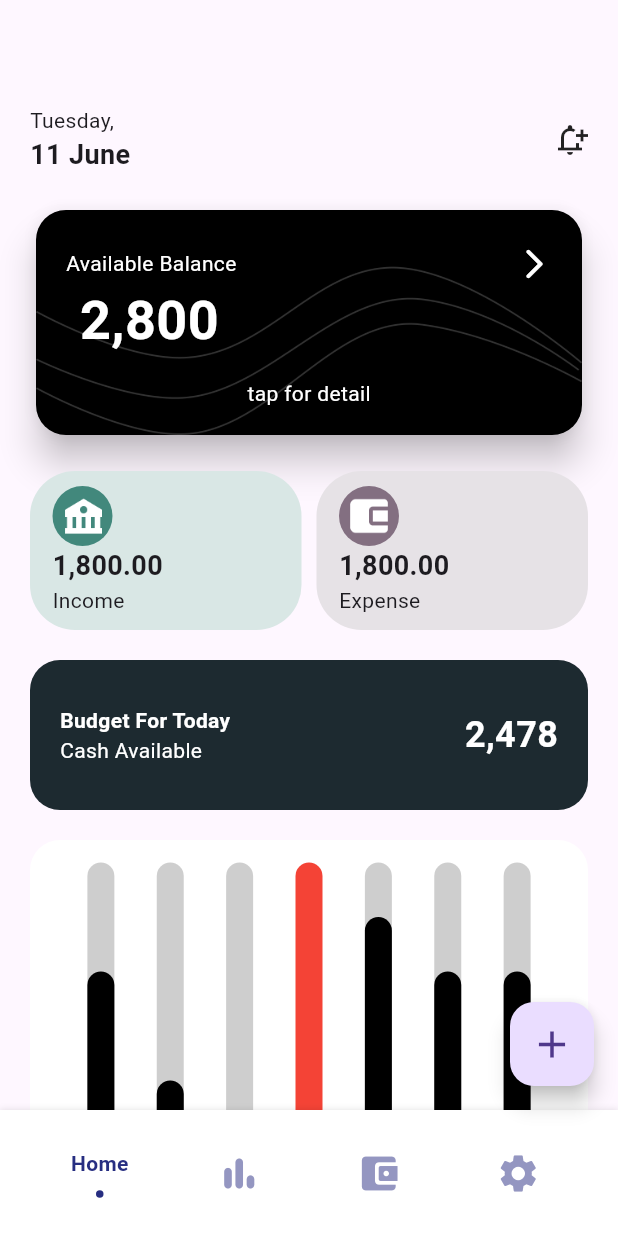
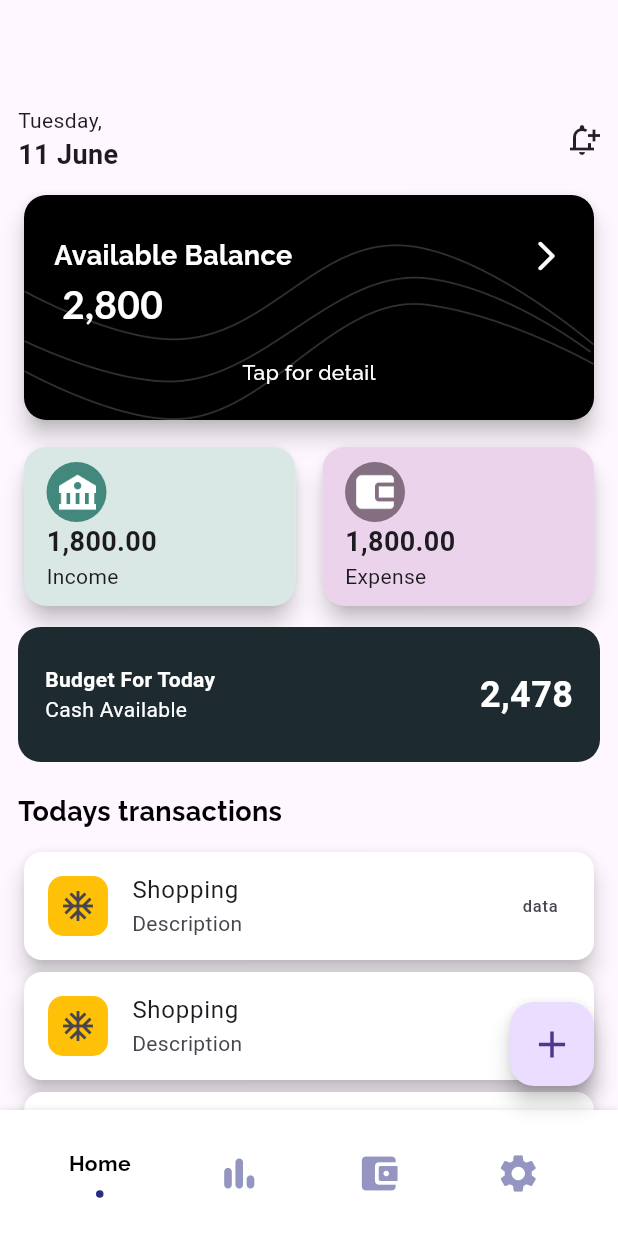
Before and after one commit to Kevinkiron/zoro, a Flutter app: the screen it shows after launch, on a phone screen of 412 x 824 dp. Run offline on Flutter 3.47's test engine with Material 3 defaults, Android fonts, the light colour scheme and no system bars; drawn by our look-alikes of fl_chart, flashy_tab_bar2, flip_card; our stand-ins replace bloc, easy_date_timeline, equatable, flutter_bloc, gap, google_fonts.

Commit message:
transact screen updated

```diff
--- /dev/null
+++ b/devtools_options.yaml
@@ -0,0 +1,3 @@
+description: This file stores settings for Dart & Flutter DevTools.
+documentation: https://docs.flutter.dev/tools/devtools/extensions#configure-extension-enablement-states
+extensions:
--- a/lib/screens/home/bloc/home_state.dart
+++ b/lib/screens/home/bloc/home_state.dart
@@ -3,8 +3,14 @@ part of 'home_bloc.dart';
 class HomeState extends Equatable {
   final int tabIndex;
   final List<StatelessWidget> pages;
+  final List<String> data;
   const HomeState({
     this.tabIndex = 0,
+    this.data = const <String>[
+      'title',
+      'sub',
+      'end',
+    ],
     this.pages = const <StatelessWidget>[
       HomeView(),
       Statistics(),
--- a/lib/screens/home/home.dart
+++ b/lib/screens/home/home.dart
@@ -1,5 +1,6 @@
 import 'package:expense_tracker/screens/home/bloc/home_bloc.dart';
-import 'package:expense_tracker/utils/bar_chart.dart';
+import 'package:expense_tracker/utils/app_font_styles.dart';
+import 'package:expense_tracker/utils/string_const.dart';
 import 'package:flip_card/flip_card.dart';
 import 'package:flutter/material.dart';
 import 'package:flutter_bloc/flutter_bloc.dart';
@@ -21,7 +22,7 @@ class Home extends StatelessWidget {
           bottomNavigationBar: const BottomNavBar(),
           //  backgroundColor: const Color(0xFFf6f6f6),
           body: state.pages[state.tabIndex],
-          floatingActionButton: FloatButton(),
+          floatingActionButton: const FloatButton(),
         );
       },
     );
@@ -40,10 +41,11 @@ class HomeView extends StatelessWidget {
     return SingleChildScrollView(
       child: Padding(
         padding: const EdgeInsets.symmetric(
-          horizontal: 20,
+          horizontal: 12,
           vertical: 10,
         ),
         child: Column(
+          crossAxisAlignment: CrossAxisAlignment.start,
           children: [
             const SizedBox(
               height: 60,
@@ -66,97 +68,88 @@ class HomeView extends StatelessWidget {
               ],
             ),
             const SizedBox(
-              height: 20,
+              height: 10,
             ),
             Card(
-              elevation: 10,
+              elevation: 6,
               color: Colors.transparent,
               shape: RoundedRectangleBorder(
-                  borderRadius: BorderRadius.circular(20)),
+                  borderRadius: BorderRadius.circular(15)),
               child: FlipCard(
                 direction: FlipDirection.HORIZONTAL,
-                speed: 600,
+                speed: 1000,
                 front: _frontSideTopCard(),
                 back: _backSideTopCard(),
               ),
             ),
             const SizedBox(
-              height: 20,
+              height: 10,
             ),
             Row(
               mainAxisAlignment: MainAxisAlignment.spaceBetween,
               children: [
                 Expanded(
-                  child: Container(
-                    padding: const EdgeInsets.symmetric(
-                        horizontal: 15, vertical: 10),
-                    decoration: BoxDecoration(
-                        color: const Color(0xFFd9e7e5),
-                        borderRadius: BorderRadius.circular(30)),
-                    child: Column(
-                      crossAxisAlignment: CrossAxisAlignment.start,
-                      children: [
-                        CircleAvatar(
-                          radius: 20,
-                          backgroundColor: const Color(0xFF42887c),
-                          child: Image.asset(
-                            AppImages.bankIcon,
-                            height: 80,
-                            width: 30,
-                          ),
-                        ),
-                        const Text(
-                          '1,800.00',
-                          style: TextStyle(
-                              fontSize: 18, fontWeight: FontWeight.bold),
-                        ),
-                        const Text("Income"),
-                      ],
-                    ),
-                  ),
+                  child: _incomeCard(),
                 ),
                 const Gap(10),
                 Expanded(
-                  child: Container(
-                    padding: const EdgeInsets.symmetric(
-                        horizontal: 15, vertical: 10),
-                    decoration: BoxDecoration(
-                        color: const Color(0xFFe6e2e6),
-                        borderRadius: BorderRadius.circular(30)),
-                    child: Column(
-                      crossAxisAlignment: CrossAxisAlignment.start,
-                      children: [
-                        CircleAvatar(
-                          radius: 20,
-                          backgroundColor: const Color(0xFF836f81),
-                          child: Image.asset(
-                            AppImages.walletIcon,
-                            height: 80,
-                            width: 30,
-                          ),
-                        ),
-                        const Text(
-                          '1,800.00',
-                          style: TextStyle(
-                              fontSize: 18, fontWeight: FontWeight.bold),
-                        ),
-                        const Text("Expense"),
-                      ],
-                    ),
-                  ),
+                  child: _expenseCard(),
                 ),
               ],
             ),
             const SizedBox(
-              height: 20,
+              height: 10,
             ),
-            Container(
-              padding: const EdgeInsets.all(20),
-              height: 100,
+            _budgetForDayCard(),
+            const Gap(20),
+            AppFont().S(
+              fontSize: 18,
+              text: 'Todays transactions',
+              fontWeight: FontWeight.bold,
+            ),
+            const Gap(10),
+            todaysTransact(),
+          ],
+        ),
+      ),
+    );
+  }
+
+  ListView todaysTransact() {
+    return ListView.builder(
+        padding: EdgeInsets.zero,
+        physics: const NeverScrollableScrollPhysics(),
+        itemCount: 6,
+        shrinkWrap: true,
+        itemBuilder: (context, index) {
+          return Card(
+            elevation: 6,
+            color: Colors.white,
+            child: ListTile(
+              trailing: const Text('data'),
+              title: const Text('Shopping'),
+              subtitle: const Text('Description'),
+              leading: Container(
+                  width: 40,
+                  height: 40,
+                  decoration: BoxDecoration(
+                      color: Colors.amber,
+                      borderRadius: BorderRadius.circular(10)),
+                  child: const Icon(Icons.ac_unit_sharp)),
+            ),
+          );
+        });
+  }
+
+  Container _budgetForDayCard() {
+    return Container(
+      padding: const EdgeInsets.all(18),
+      height: 90,
       width: 400,
       decoration: BoxDecoration(
         color: const Color(0xFF1d2a30),
-                  borderRadius: BorderRadius.circular(20)),
+        borderRadius: BorderRadius.circular(15),
+      ),
       child: const Row(
         mainAxisAlignment: MainAxisAlignment.spaceBetween,
         children: [
@@ -183,14 +176,71 @@ class HomeView extends StatelessWidget {
           Text(
             '2,478',
             style: TextStyle(
-                        color: Colors.white,
-                        fontSize: 24,
-                        fontWeight: FontWeight.bold),
+                color: Colors.white, fontSize: 24, fontWeight: FontWeight.bold),
           ),
         ],
       ),
+    );
+  }
+
+  Card _expenseCard() {
+    return Card(
+      shape: RoundedRectangleBorder(borderRadius: BorderRadius.circular(20)),
+      elevation: 6,
+      child: Container(
+        padding: const EdgeInsets.symmetric(horizontal: 15, vertical: 10),
+        decoration: BoxDecoration(
+            color: const Color(0xFFEBD4EB),
+            borderRadius: BorderRadius.circular(15)),
+        child: Column(
+          crossAxisAlignment: CrossAxisAlignment.start,
+          children: [
+            CircleAvatar(
+              radius: 20,
+              backgroundColor: const Color(0xFF836f81),
+              child: Image.asset(
+                AppImages.walletIcon,
+                height: 80,
+                width: 30,
               ),
-            const BarChartView(),
+            ),
+            const Text(
+              '1,800.00',
+              style: TextStyle(fontSize: 18, fontWeight: FontWeight.bold),
+            ),
+            const Text("Expense"),
+          ],
+        ),
+      ),
+    );
+  }
+
+  Card _incomeCard() {
+    return Card(
+      shape: RoundedRectangleBorder(borderRadius: BorderRadius.circular(20)),
+      elevation: 6,
+      child: Container(
+        padding: const EdgeInsets.symmetric(horizontal: 15, vertical: 10),
+        decoration: BoxDecoration(
+            color: const Color(0xFFd9e7e5),
+            borderRadius: BorderRadius.circular(15)),
+        child: Column(
+          crossAxisAlignment: CrossAxisAlignment.start,
+          children: [
+            CircleAvatar(
+              radius: 20,
+              backgroundColor: const Color(0xFF42887c),
+              child: Image.asset(
+                AppImages.bankIcon,
+                height: 80,
+                width: 30,
+              ),
+            ),
+            const Text(
+              '1,800.00',
+              style: TextStyle(fontSize: 18, fontWeight: FontWeight.bold),
+            ),
+            const Text("Income"),
           ],
         ),
       ),
@@ -282,12 +332,12 @@ class HomeView extends StatelessWidget {
             fit: BoxFit.contain,
           ),
           color: Colors.black,
-          borderRadius: BorderRadius.circular(20)),
-      child: const Column(
+          borderRadius: BorderRadius.circular(15)),
+      child: Column(
         crossAxisAlignment: CrossAxisAlignment.start,
         mainAxisAlignment: MainAxisAlignment.spaceBetween,
         children: [
-          SizedBox(
+          const SizedBox(
             height: 10,
           ),
           Column(
@@ -296,37 +346,35 @@ class HomeView extends StatelessWidget {
               Row(
                 mainAxisAlignment: MainAxisAlignment.spaceBetween,
                 children: [
-                  Text(
-                    "Available Balance",
-                    style: TextStyle(
+                  AppFont().S(
+                    text: StringConst.availableBal,
                     color: Colors.white,
+                    fontSize: 18,
+                    fontWeight: FontWeight.bold,
                   ),
-                  ),
-                  Icon(
+                  const Icon(
                     Icons.arrow_forward_ios_rounded,
                     color: Colors.white,
                   )
                 ],
               ),
-              Text(
-                " 2,800",
-                style: TextStyle(
+              AppFont().N(
+                text: ' 2,800',
                 color: Colors.white,
-                    fontSize: 36,
-                    fontWeight: FontWeight.bold),
+                fontSize: 26,
+                fontWeight: FontWeight.bold,
               ),
             ],
           ),
           Align(
               alignment: Alignment.bottomCenter,
-            child: Text(
-              "tap for detail",
-              style: TextStyle(
+              child: AppFont().S(
+                text: StringConst.tapForDetail,
+                fontSize: 14,
+                fontWeight: FontWeight.w500,
                 color: Colors.white,
-              ),
-            ),
-          ),
-          SizedBox(
+              )),
+          const SizedBox(
             height: 4,
           )
         ],
--- a/lib/screens/statistics/statistics.dart
+++ b/lib/screens/statistics/statistics.dart
@@ -1,10 +1,22 @@
+import 'package:expense_tracker/utils/bar_chart.dart';
 import 'package:flutter/material.dart';
+import 'package:gap/gap.dart';
 
 class Statistics extends StatelessWidget {
   const Statistics({super.key});
 
   @override
   Widget build(BuildContext context) {
-    return const Text('daat');
+    return const Scaffold(
+        body: Column(
+      children: [
+        SizedBox(
+          height: 50,
+        ),
+        Text('Transactions'),
+        Gap(20),
+        BarChartView(),
+      ],
+    ));
   }
 }
--- a/lib/screens/transactions/transaction.dart
+++ b/lib/screens/transactions/transaction.dart
@@ -1,10 +1,24 @@
+import 'package:easy_date_timeline/easy_date_timeline.dart';
 import 'package:flutter/material.dart';
+import 'package:gap/gap.dart';
 
 class Transaction extends StatelessWidget {
   const Transaction({super.key});
 
   @override
   Widget build(BuildContext context) {
-    return const Placeholder();
+    return Scaffold(
+      body: Padding(
+        padding: const EdgeInsets.symmetric(horizontal: 15),
+        child: Column(
+          children: [
+            const Gap(50),
+            EasyDateTimeLine(
+              initialDate: DateTime.now(),
+            ),
+          ],
+        ),
+      ),
+    );
   }
 }
--- /dev/null
+++ b/lib/utils/app_font_styles.dart
@@ -0,0 +1,44 @@
+import 'package:flutter/material.dart';
+import 'package:google_fonts/google_fonts.dart';
+
+class AppFont {
+  Text S({
+    required String text,
+    Color color = Colors.black,
+    double? height,
+    FontWeight? fontWeight,
+    double? fontSize,
+    TextOverflow overflow = TextOverflow.ellipsis,
+  }) {
+    return Text(
+      overflow: overflow,
+      text,
+      style: GoogleFonts.raleway(
+        height: height,
+        fontSize: fontSize,
+        color: color,
+        fontWeight: fontWeight,
+      ),
+    );
+  }
+
+  Text N({
+    required String text,
+    Color color = Colors.black,
+    double? height,
+    FontWeight? fontWeight,
+    double? fontSize,
+    TextOverflow overflow = TextOverflow.ellipsis,
+  }) {
+    return Text(
+      overflow: overflow,
+      text,
+      style: GoogleFonts.lato(
+        height: height,
+        fontSize: fontSize,
+        color: color,
+        fontWeight: fontWeight,
+      ),
+    );
+  }
+}
--- a/lib/utils/bar_chart.dart
+++ b/lib/utils/bar_chart.dart
@@ -14,6 +14,13 @@ class BarChartView extends StatelessWidget {
         padding: const EdgeInsets.symmetric(vertical: 15, horizontal: 10),
         decoration: BoxDecoration(
           borderRadius: BorderRadius.circular(20),
+          boxShadow: [
+            BoxShadow(
+                spreadRadius: 0,
+                offset: const Offset(0.7, 2),
+                blurRadius: 5,
+                color: Colors.grey.withOpacity(0.5))
+          ],
           color: Colors.white,
         ),
         margin: const EdgeInsets.symmetric(vertical: 20),
--- a/lib/utils/bottom.dart
+++ b/lib/utils/bottom.dart
@@ -1,3 +1,4 @@
+import 'package:expense_tracker/utils/app_font_styles.dart';
 import 'package:flashy_tab_bar2/flashy_tab_bar2.dart';
 import 'package:flutter/material.dart';
 import 'package:flutter_bloc/flutter_bloc.dart';
@@ -23,20 +24,19 @@ class BottomNavBar extends StatelessWidget {
           items: [
             FlashyTabBarItem(
               icon: const Icon(Icons.home_rounded),
-              title: const Text('Home'),
+              title: AppFont().S(text: 'Home'),
             ),
             FlashyTabBarItem(
               icon: const Icon(Icons.bar_chart_rounded),
-              title: const Text('Statistics'),
+              title: AppFont().S(text: 'Statistics'),
             ),
             FlashyTabBarItem(
               icon: const Icon(Icons.account_balance_wallet_rounded),
-              title: const Text('Transactions'),
+              title: AppFont().S(text: 'Transactions'),
             ),
             FlashyTabBarItem(
-              icon: const Icon(Icons.settings),
-              title: const Text('Settings'),
-            ),
+                icon: const Icon(Icons.settings),
+                title: AppFont().S(text: 'Budget')),
           ],
         );
       },
--- /dev/null
+++ b/lib/utils/colors_const.dart
@@ -0,0 +1 @@
+class AppColors {}
--- a/lib/utils/string_const.dart
+++ b/lib/utils/string_const.dart
@@ -1,6 +1,6 @@
 class StringConst {
   static const String availableBal = 'Available Balance';
-  static const String tapForDetail = 'tap for detail';
+  static const String tapForDetail = 'Tap for detail';
   static const String income = 'Income';
   static const String expense = 'Expense';
   static const String budgetForToday = 'Budget For Today';
--- a/pubspec.yaml
+++ b/pubspec.yaml
@@ -18,6 +18,8 @@ dependencies:
   gap: ^3.0.1
   flashy_tab_bar2: ^0.0.10
   flip_card: ^0.7.0
+  google_fonts: ^6.2.1
+  easy_date_timeline: ^1.1.3
 
 dev_dependencies:
   flutter_test:
```
Also changed, not shown: pubspec.lock, 1 other file. Lines whose indentation alone changed are shown as unchanged.
